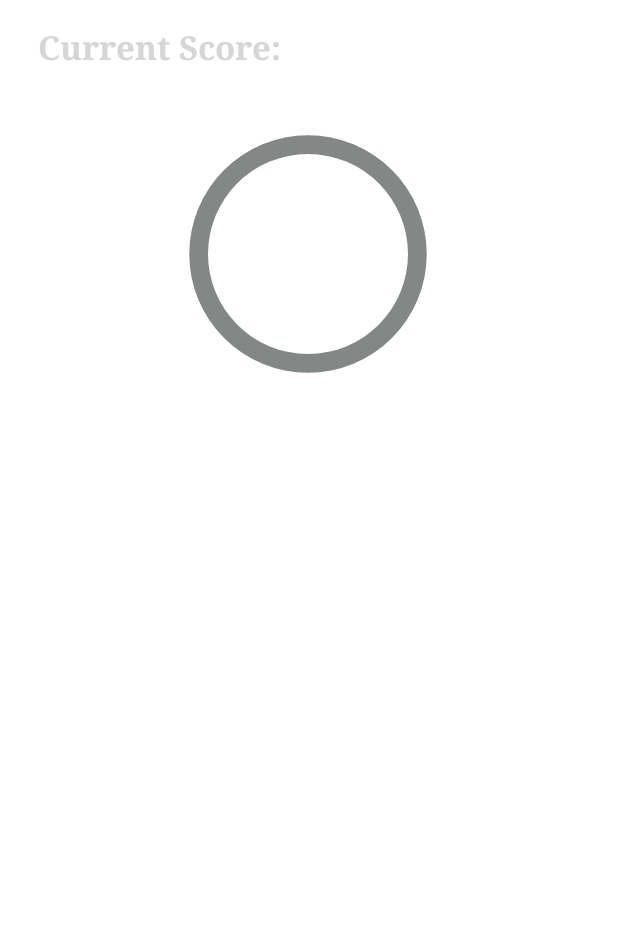
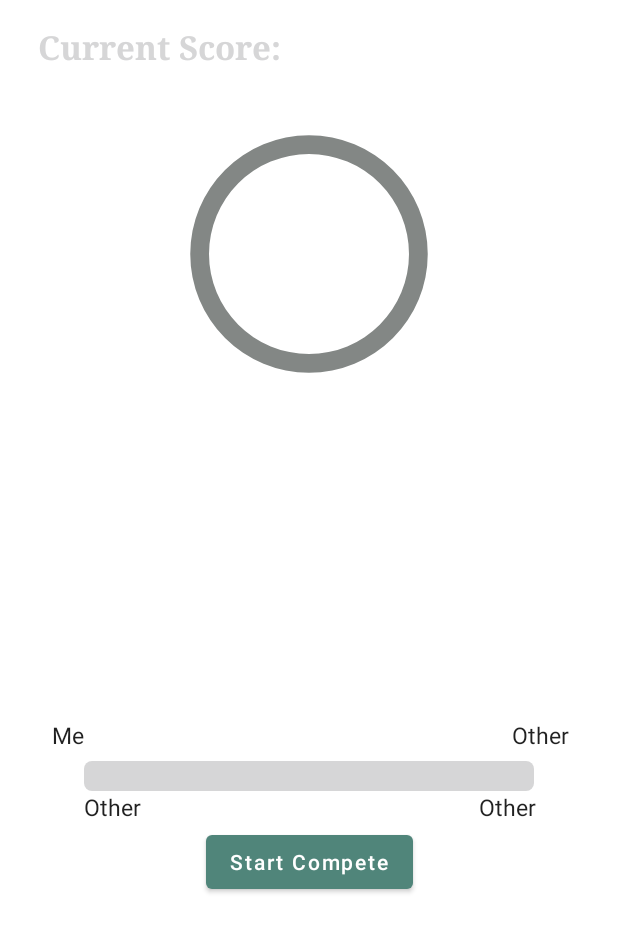
Before and after one commit to CPEN321-DayDayApp/dda, an Android app: the layout fragment_myscoretab.xml on its own in the app's theme, with its tools: preview values and no code run, on a phone screen of 412 x 824 dp. Shown: the top 932 px of the screen. Run offline under Robolectric (Android 15) with nearby library versions, the phone set to English and light mode, and no system bars.

Commit message:
Add compete feature in MyScoreTab

```diff
--- a/frontend/app/src/main/res/layout/fragment_myscoretab.xml
+++ b/frontend/app/src/main/res/layout/fragment_myscoretab.xml
@@ -1,5 +1,6 @@
 <?xml version="1.0" encoding="utf-8"?>
-<androidx.constraintlayout.widget.ConstraintLayout xmlns:android="http://schemas.android.com/apk/res/android"
+<androidx.constraintlayout.widget.ConstraintLayout
+    xmlns:android="http://schemas.android.com/apk/res/android"
     xmlns:tools="http://schemas.android.com/tools"
     xmlns:app="http://schemas.android.com/apk/res-auto"
     android:layout_width="match_parent"
@@ -28,7 +29,6 @@
         android:indeterminateOnly="false"
         android:progressDrawable="@drawable/circle"
         app:layout_constraintBottom_toBottomOf="parent"
-        app:layout_constraintHorizontal_bias="0.497"
         app:layout_constraintLeft_toLeftOf="parent"
         app:layout_constraintRight_toRightOf="parent"
         app:layout_constraintTop_toBottomOf="@id/currentScoreText"
@@ -45,4 +45,97 @@
         app:layout_constraintTop_toTopOf="@+id/myScore"
         android:textStyle="bold"/>
 
+    <androidx.constraintlayout.widget.ConstraintLayout
+        android:id="@+id/competeLayout"
+        android:layout_width="match_parent"
+        android:layout_height="300dp"
+        app:layout_constraintBottom_toBottomOf="parent"
+        app:layout_constraintEnd_toEndOf="parent"
+        app:layout_constraintStart_toStartOf="parent"
+        app:layout_constraintTop_toBottomOf="@+id/myScore">
+
+        <ProgressBar
+            android:id="@+id/competeBar"
+            style="@android:style/Widget.ProgressBar.Horizontal"
+            android:layout_width="300dp"
+            android:layout_height="wrap_content"
+            android:progressBackgroundTint="@color/quantum_googred"
+            android:progressTint="@color/quantum_googgreen"
+            app:layout_constraintBottom_toBottomOf="parent"
+            app:layout_constraintEnd_toEndOf="parent"
+            app:layout_constraintStart_toStartOf="parent"
+            app:layout_constraintTop_toTopOf="parent"
+            app:layout_constraintVertical_bias="0.396" />
+
+        <TextView
+            android:id="@+id/compete_me"
+            android:layout_width="wrap_content"
+            android:layout_height="wrap_content"
+            android:text="@string/me"
+            android:textAppearance="@style/TextAppearance.AppCompat.Large"
+            android:textSize="15sp"
+            app:layout_constraintBottom_toTopOf="@+id/competeBar"
+            app:layout_constraintEnd_toEndOf="parent"
+            app:layout_constraintHorizontal_bias="0.088"
+            app:layout_constraintStart_toStartOf="parent"
+            app:layout_constraintTop_toTopOf="parent"
+            app:layout_constraintVertical_bias="0.925" />
+
+        <TextView
+            android:id="@+id/compete_other"
+            android:layout_width="wrap_content"
+            android:layout_height="wrap_content"
+            android:text="@string/other"
+            android:textAppearance="@style/TextAppearance.AppCompat.Large"
+            android:textSize="15sp"
+            app:layout_constraintBottom_toTopOf="@+id/competeBar"
+            app:layout_constraintEnd_toEndOf="parent"
+            app:layout_constraintHorizontal_bias="0.912"
+            app:layout_constraintStart_toStartOf="parent"
+            app:layout_constraintTop_toTopOf="parent"
+            app:layout_constraintVertical_bias="0.925" />
+
+        <TextView
+            android:id="@+id/score_me"
+            android:layout_width="wrap_content"
+            android:layout_height="wrap_content"
+            android:text="@string/other"
+            android:textAppearance="@style/TextAppearance.AppCompat.Large"
+            android:textSize="15sp"
+            app:layout_constraintBottom_toBottomOf="parent"
+            app:layout_constraintEnd_toEndOf="parent"
+            app:layout_constraintHorizontal_bias="0.149"
+            app:layout_constraintStart_toStartOf="parent"
+            app:layout_constraintTop_toBottomOf="@+id/competeBar"
+            app:layout_constraintVertical_bias="0.0" />
+
+        <TextView
+            android:id="@+id/score_other"
+            android:layout_width="wrap_content"
+            android:layout_height="wrap_content"
+            android:text="@string/other"
+            android:textAppearance="@style/TextAppearance.AppCompat.Large"
+            android:textSize="15sp"
+            app:layout_constraintBottom_toBottomOf="parent"
+            app:layout_constraintEnd_toEndOf="parent"
+            app:layout_constraintHorizontal_bias="0.853"
+            app:layout_constraintStart_toStartOf="parent"
+            app:layout_constraintTop_toBottomOf="@+id/competeBar"
+            app:layout_constraintVertical_bias="0.0" />
+
+    </androidx.constraintlayout.widget.ConstraintLayout>
+
+    <Button
+        android:id="@+id/compete_button"
+        android:layout_width="wrap_content"
+        android:layout_height="wrap_content"
+        android:text="@string/start_compete"
+        android:textAllCaps="false"
+        app:layout_constraintBottom_toBottomOf="parent"
+        app:layout_constraintEnd_toEndOf="parent"
+        app:layout_constraintStart_toStartOf="parent"
+        app:layout_constraintTop_toBottomOf="@+id/myScore"
+        app:layout_constraintVertical_bias="0.555" />
+
+
 </androidx.constraintlayout.widget.ConstraintLayout>
--- a/frontend/app/src/main/res/values/strings.xml
+++ b/frontend/app/src/main/res/values/strings.xml
@@ -30,4 +30,7 @@
     <string name="mins">mins</string>
     <string name="save">Save</string>
     <string name="sample_data">Sample Data</string>
+    <string name="other">Other</string>
+    <string name="me">Me</string>
+    <string name="start_compete">Start Compete</string>
 </resources>
```
Also changed, not shown: frontend/app/src/main/java/com/example/daydayapp/fragments/leaderboard/MyScoreTab.java (+77 -15 lines).
